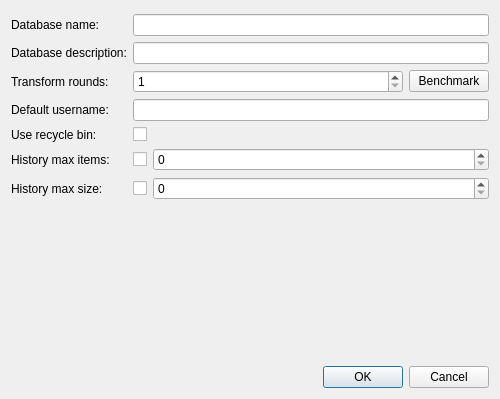
Before: the Qt Designer form src/gui/DatabaseSettingsWidget.ui in danilovsergei/keepassx-gdrive, drawn with Qt 5.
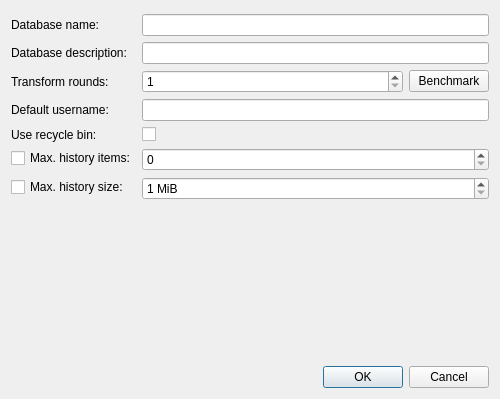
After: the same form once the commit is applied.

What changed in the file:
```diff
--- a/src/gui/DatabaseSettingsWidget.ui
+++ b/src/gui/DatabaseSettingsWidget.ui
@@ -80,25 +80,8 @@
        </property>
       </widget>
      </item>
-     <item row="5" column="1">
-      <widget class="QCheckBox" name="recycleBinEnabledCheckBox"/>
-     </item>
-     <item row="7" column="0">
-      <widget class="QLabel" name="historyMaxSizeLabel">
-       <property name="text">
-        <string>History max size:</string>
-       </property>
-      </widget>
-     </item>
      <item row="7" column="1">
       <layout class="QHBoxLayout" name="horizontalLayout">
-       <item>
-        <widget class="QCheckBox" name="historyMaxSizeCheckBox">
-         <property name="text">
-          <string/>
-         </property>
-        </widget>
-       </item>
        <item>
         <widget class="QSpinBox" name="historyMaxSizeSpinBox">
          <property name="sizePolicy">
@@ -107,6 +90,12 @@
            <verstretch>0</verstretch>
           </sizepolicy>
          </property>
+         <property name="suffix">
+          <string> MiB</string>
+         </property>
+         <property name="minimum">
+          <number>1</number>
+         </property>
          <property name="maximum">
           <number>2000000000</number>
          </property>
@@ -114,22 +103,8 @@
        </item>
       </layout>
      </item>
-     <item row="6" column="0">
-      <widget class="QLabel" name="historyMaxItemsLabel">
-       <property name="text">
-        <string>History max items:</string>
-       </property>
-      </widget>
-     </item>
      <item row="6" column="1">
       <layout class="QHBoxLayout" name="horizontalLayout_2">
-       <item>
-        <widget class="QCheckBox" name="historyMaxItemsCheckBox">
-         <property name="text">
-          <string/>
-         </property>
-        </widget>
-       </item>
        <item>
         <widget class="QSpinBox" name="historyMaxItemsSpinBox">
          <property name="sizePolicy">
@@ -172,6 +147,23 @@
        </item>
       </layout>
      </item>
+     <item row="6" column="0">
+      <widget class="QCheckBox" name="historyMaxItemsCheckBox">
+       <property name="text">
+        <string>Max. history items:</string>
+       </property>
+      </widget>
+     </item>
+     <item row="7" column="0">
+      <widget class="QCheckBox" name="historyMaxSizeCheckBox">
+       <property name="text">
+        <string>Max. history size:</string>
+       </property>
+      </widget>
+     </item>
+     <item row="5" column="1">
+      <widget class="QCheckBox" name="recycleBinEnabledCheckBox"/>
+     </item>
     </layout>
    </item>
    <item>
```
